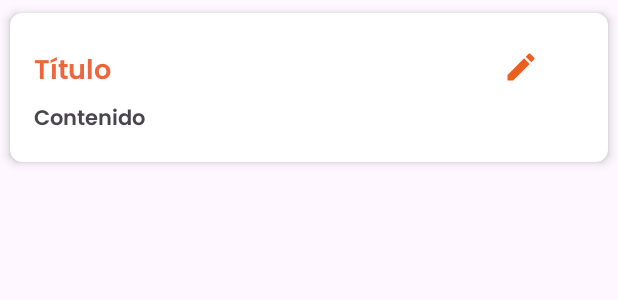
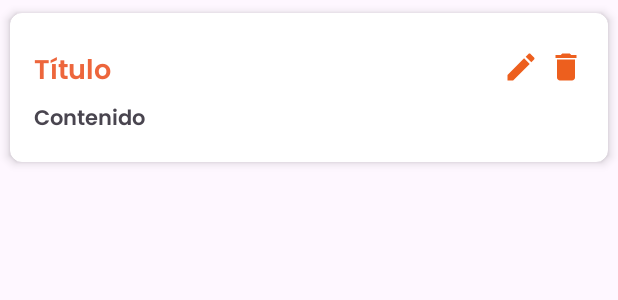
Before and after one commit to Elif-cotton/NotesApp, an Android app: the layout note_item.xml on its own in the app's theme, with its tools: preview values and no code run, on a phone screen of 412 x 824 dp. Shown: the top 300 px of the screen. Run offline under Robolectric (Android 15) with nearby library versions, the phone set to English and light mode, and no system bars.

Commit message:
Terminado delete

```diff
--- a/NotasApp/app/src/main/java/com/example/notasapp/MainActivity.kt
+++ b/NotasApp/app/src/main/java/com/example/notasapp/MainActivity.kt
@@ -35,6 +35,6 @@ class MainActivity : AppCompatActivity() {
 
     override fun onResume() {
         super.onResume()
-        notesAdapter.refeshData(db.getAllNotes())
+        notesAdapter.refreshData(db.getAllNotes())
     }
 }
--- /dev/null
+++ b/NotasApp/app/src/main/res/drawable/baseline_delete_24.xml
@@ -0,0 +1,5 @@
+<vector xmlns:android="http://schemas.android.com/apk/res/android" android:height="24dp" android:tint="#ED5F1E" android:viewportHeight="24" android:viewportWidth="24" android:width="24dp">
+
+    <path android:fillColor="@android:color/white" android:pathData="M6,19c0,1.1 0.9,2 2,2h8c1.1,0 2,-0.9 2,-2V7H6v12zM19,4h-3.5l-1,-1h-5l-1,1H5v2h14V4z"/>
+
+</vector>
--- a/NotasApp/app/src/main/res/layout/note_item.xml
+++ b/NotasApp/app/src/main/res/layout/note_item.xml
@@ -36,6 +36,13 @@
                 android:layout_marginEnd="30dp"
                 android:src="@drawable/baseline_edit_24"/>
 
+            <ImageView
+                android:id="@+id/deleteButton"
+                android:layout_width="24dp"
+                android:layout_height="24dp"
+                android:layout_alignParentEnd="true"
+                android:src="@drawable/baseline_delete_24"/>
+
        </RelativeLayout>
 
         <TextView
```
Also changed, not shown: NotasApp/app/src/main/java/com/example/notasapp/NotesAdapter.kt (+12 -1 lines), NotasApp/app/src/main/java/com/example/notasapp/NotesDataBaseHelper.kt (+9 -0 lines).
